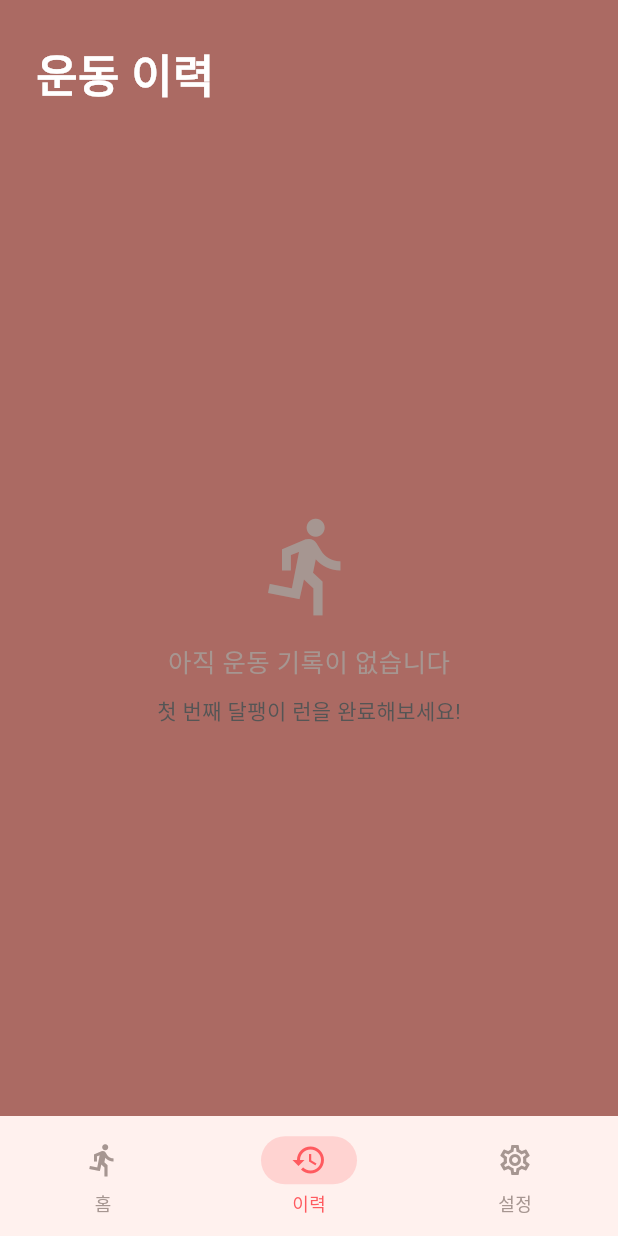
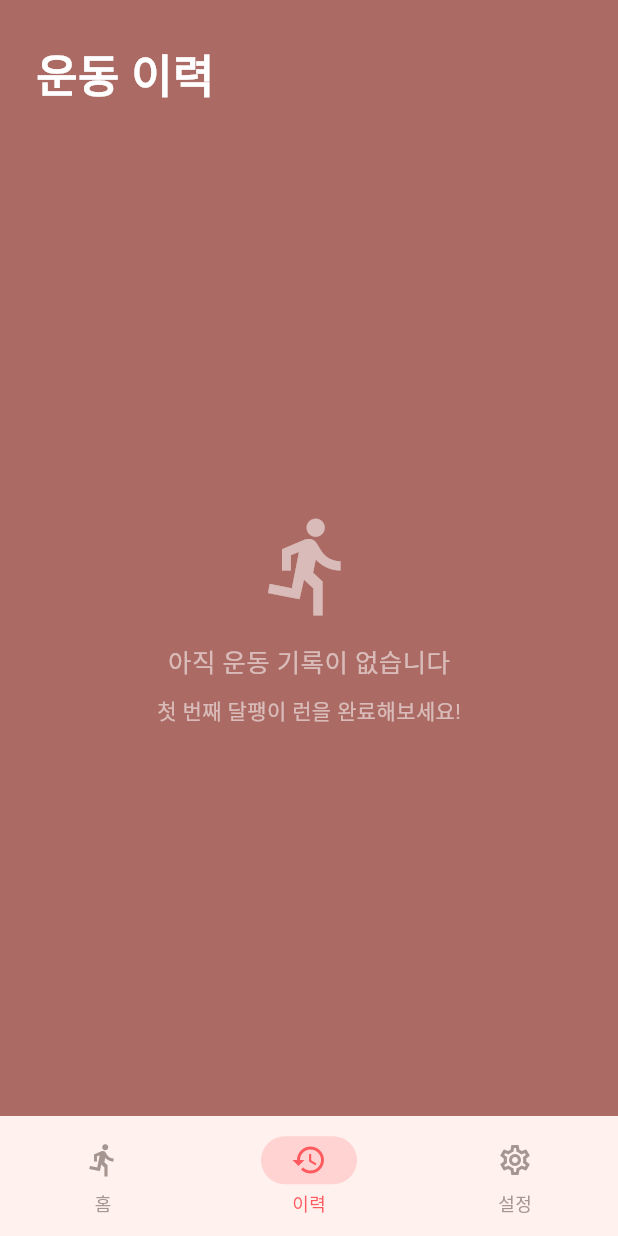
Before and after one commit to yerangco-boop/snail_running, a Flutter app: the screen it shows after launch, item 2 of the bottom bar chosen, on a phone screen of 412 x 824 dp. Run offline on Flutter 3.47's test engine with Material 3 defaults, Android fonts, the phone set to English and light mode, and no system bars; our stand-ins replace audioplayers, flutter_map, flutter_tts, geolocator, latlong2, sqflite; missing offline and left inert: dart:js; accounts and stored records are empty.

Commit message:
fix: 앱 전역 텍스트 대비 문제 근본 수정 (ColorScheme.onSurface 오배선)
MaterialApp의 ColorScheme.onSurface가 실제로는 surface(밝은 파스텔)가
아니라 background(어두운) 기준 onBackground로 연결되어 있어서, 기본
텍스트 색을 그대로 쓰는 다이얼로그 제목(BPM 선택/목표 거리/페이스 설정/
운동 완료)과 설정 카드 라벨("메트로놈 BPM" 등)이 밝은 배경 위에서
흰 글씨로 렌더링되어 안 보이던 문제. onSurface를 surface 밝기 기준
색으로 바로잡음.

이 변경으로 반대로 background 위에서 ColorScheme.onSurface에 의존하던
이력 화면 제목/빈 상태 문구가 깨질 수 있어 HistoryScreen에 settings를
전달해 해당 텍스트만 onBackground(Muted)로 명시 지정.

```diff
--- a/lib/main.dart
+++ b/lib/main.dart
@@ -7,7 +7,7 @@ Future<void> main() async {
   WidgetsFlutterBinding.ensureInitialized();
   SystemChrome.setSystemUIOverlayStyle(const SystemUiOverlayStyle(
     statusBarColor: Colors.transparent,
-    statusBarIconBrightness: Brightness.light,
+    statusBarIconBrightness: Brightness.dark,
   ));
   runApp(const SnailRunningApp());
 }
@@ -30,24 +30,25 @@ class _SnailRunningAppState extends State<SnailRunningApp> {
     final accent = p.accent;
     final grey = p.grey;
     final surface = p.surface;
+    final onSurface = p.onSurface;
 
     return MaterialApp(
       debugShowCheckedModeBanner: false,
       theme: ThemeData(
-        brightness: Brightness.dark,
+        brightness: Brightness.light,
         scaffoldBackgroundColor: p.background,
-        colorScheme: ColorScheme.dark(
+        colorScheme: ColorScheme.light(
           surface: surface,
           primary: accent,
           secondary: accent,
           onPrimary: Colors.white,
-          onSurface: Colors.white,
+          onSurface: onSurface,
           outline: grey,
         ),
         appBarTheme: const AppBarTheme(
           backgroundColor: Colors.transparent,
           elevation: 0,
-          systemOverlayStyle: SystemUiOverlayStyle.light,
+          systemOverlayStyle: SystemUiOverlayStyle.dark,
         ),
         cardTheme: CardThemeData(
           color: surface,
--- a/lib/screens/history_screen.dart
+++ b/lib/screens/history_screen.dart
@@ -1,9 +1,12 @@
 import 'package:flutter/material.dart';
+import '../models/app_settings.dart';
 import '../models/workout_record.dart';
 import '../services/database_service.dart';
 
 class HistoryScreen extends StatefulWidget {
-  const HistoryScreen({super.key});
+  final AppSettings settings;
+
+  const HistoryScreen({super.key, required this.settings});
 
   @override
   HistoryScreenState createState() => HistoryScreenState();
@@ -47,19 +50,21 @@ class HistoryScreenState extends State<HistoryScreen> {
               padding: const EdgeInsets.fromLTRB(24, 28, 24, 8),
               child: Row(
                 children: [
-                  const Text(
+                  Text(
                     "운동 이력",
                     style: TextStyle(
                       fontSize: 30,
                       fontWeight: FontWeight.bold,
-                      color: Colors.white,
+                      color: widget.settings.preset.onBackground,
                     ),
                   ),
                   const Spacer(),
                   if (!_loading && _records.isNotEmpty)
                     Text(
                       "${_records.length}회",
-                      style: TextStyle(fontSize: 15, color: grey),
+                      style: TextStyle(
+                          fontSize: 15,
+                          color: widget.settings.preset.onBackgroundMuted),
                     ),
                 ],
               ),
@@ -72,7 +77,7 @@ class HistoryScreenState extends State<HistoryScreen> {
               child: _loading
                   ? Center(child: CircularProgressIndicator(color: accent))
                   : _records.isEmpty
-                      ? _buildEmptyState(grey)
+                      ? _buildEmptyState()
                       : ListView.builder(
                           padding: const EdgeInsets.fromLTRB(16, 8, 16, 24),
                           itemCount: _records.length,
@@ -93,6 +98,7 @@ class HistoryScreenState extends State<HistoryScreen> {
     final avgPace = totalSec > 0 && totalKm > 0.01 ? totalSec / totalKm : 0.0;
     final avgM = (avgPace ~/ 60).toInt();
     final avgS = avgPace.toInt() % 60;
+    final dividerColor = Theme.of(context).colorScheme.onSurface.withValues(alpha: 0.12);
 
     return Container(
       margin: const EdgeInsets.fromLTRB(16, 4, 16, 16),
@@ -105,9 +111,9 @@ class HistoryScreenState extends State<HistoryScreen> {
         mainAxisAlignment: MainAxisAlignment.spaceEvenly,
         children: [
           _summaryItem("총 거리", "${totalKm.toStringAsFixed(1)} km", accent, grey),
-          Container(width: 1, height: 28, color: Colors.white12),
+          Container(width: 1, height: 28, color: dividerColor),
           _summaryItem("총 시간", _fmtSec(totalSec), accent, grey),
-          Container(width: 1, height: 28, color: Colors.white12),
+          Container(width: 1, height: 28, color: dividerColor),
           _summaryItem(
             "평균 페이스",
             avgPace > 0
@@ -195,10 +201,10 @@ class HistoryScreenState extends State<HistoryScreen> {
               children: [
                 Text(
                   record.distanceKm.toStringAsFixed(2),
-                  style: const TextStyle(
+                  style: TextStyle(
                     fontSize: 44,
                     fontWeight: FontWeight.w700,
-                    color: Colors.white,
+                    color: Theme.of(context).colorScheme.onSurface,
                     height: 1.0,
                   ),
                 ),
@@ -226,11 +232,12 @@ class HistoryScreenState extends State<HistoryScreen> {
     );
   }
 
-  Widget _statChip(IconData icon, String value, Color surface, Color grey) =>
-      Container(
+  Widget _statChip(IconData icon, String value, Color surface, Color grey) {
+    final onSurface = Theme.of(context).colorScheme.onSurface;
+    return Container(
       padding: const EdgeInsets.symmetric(horizontal: 10, vertical: 5),
       decoration: BoxDecoration(
-          color: Colors.white.withValues(alpha: 0.06),
+        color: onSurface.withValues(alpha: 0.06),
         borderRadius: BorderRadius.circular(8),
       ),
       child: Row(
@@ -239,22 +246,28 @@ class HistoryScreenState extends State<HistoryScreen> {
           Icon(icon, size: 13, color: grey),
           const SizedBox(width: 5),
           Text(value,
-                style: const TextStyle(fontSize: 13, color: Colors.white70)),
+              style: TextStyle(fontSize: 13, color: onSurface.withValues(alpha: 0.7))),
         ],
       ),
     );
+  }
 
-  Widget _buildEmptyState(Color grey) => Center(
+  Widget _buildEmptyState() => Center(
         child: Column(
           mainAxisAlignment: MainAxisAlignment.center,
           children: [
-            Icon(Icons.directions_run, size: 72, color: grey),
+            Icon(Icons.directions_run,
+                size: 72, color: widget.settings.preset.onBackgroundMuted),
             const SizedBox(height: 16),
             Text("아직 운동 기록이 없습니다",
-                style: TextStyle(fontSize: 17, color: grey)),
+                style: TextStyle(
+                    fontSize: 17,
+                    color: widget.settings.preset.onBackgroundMuted)),
             const SizedBox(height: 8),
-            const Text("첫 번째 달팽이 런을 완료해보세요!",
-                style: TextStyle(fontSize: 14, color: Color(0xFF555555))),
+            Text("첫 번째 달팽이 런을 완료해보세요!",
+                style: TextStyle(
+                    fontSize: 14,
+                    color: widget.settings.preset.onBackgroundMuted)),
           ],
         ),
       );
--- a/lib/screens/main_screen.dart
+++ b/lib/screens/main_screen.dart
@@ -42,7 +42,7 @@ class _MainScreenState extends State<MainScreen> {
             onSettingsChanged: widget.onSettingsChanged,
             onGoToSettings: _goToSettings,
           ),
-          HistoryScreen(key: _historyKey),
+          HistoryScreen(key: _historyKey, settings: _s),
           SettingsScreen(settings: _s, onChanged: widget.onSettingsChanged),
         ],
       ),
```
Lines whose indentation alone changed are shown as unchanged.
